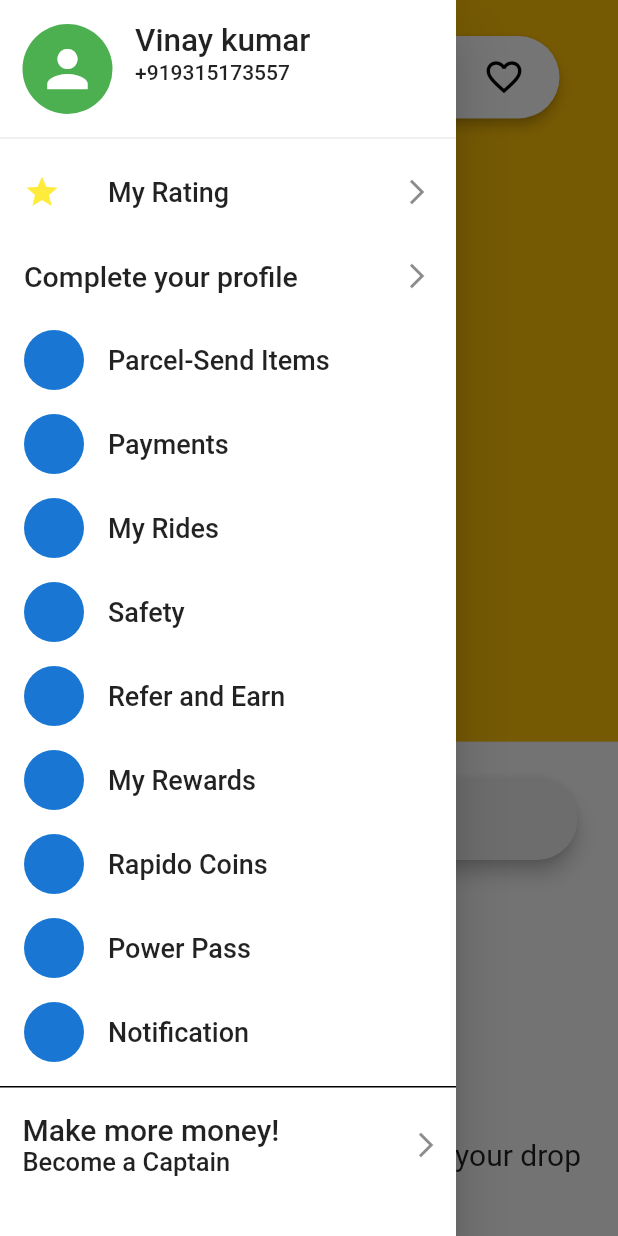
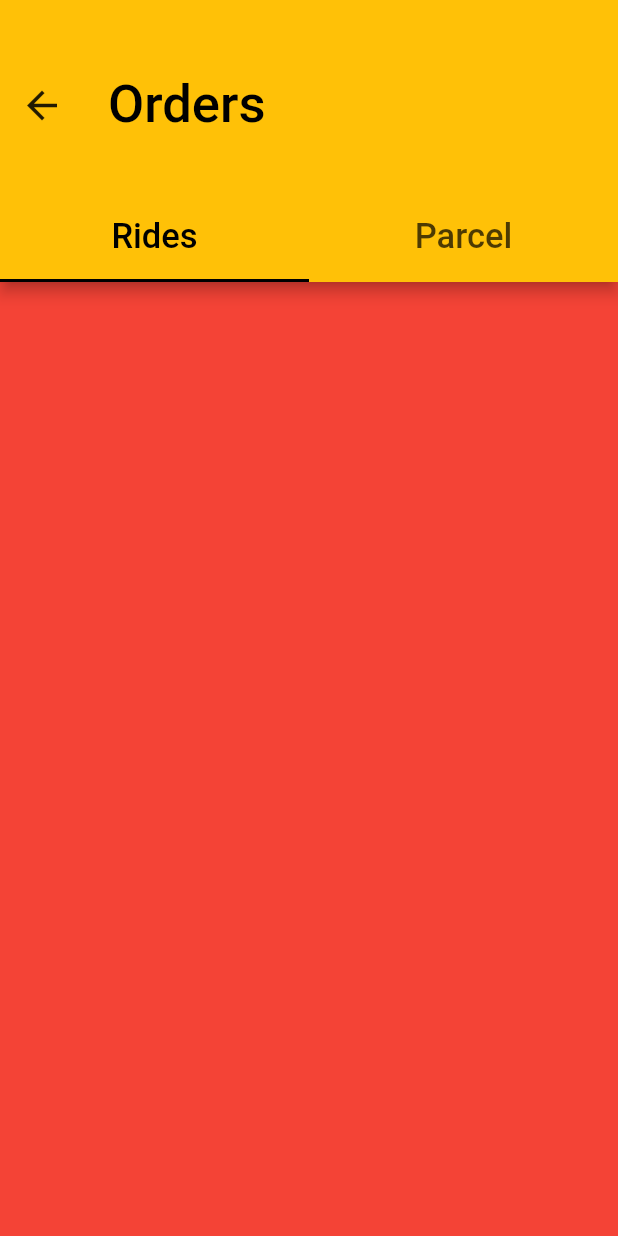
Before and after one commit to vk20020505/rapido, a Flutter app: the screen it shows after launch, after a tap on the "menu" icon, after a tap on "My Rides", on a phone screen of 412 x 824 dp. Run offline on Flutter 3.47's test engine with Material 2 defaults, Android fonts, the phone set to English and light mode, and no system bars; our stand-ins replace carousel_slider, google_fonts.

Commit message:
SettingandMyride

```diff
--- a/lib/main.dart
+++ b/lib/main.dart
@@ -1,4 +1,5 @@
 import 'package:flutter/material.dart';
+import 'package:google_fonts/google_fonts.dart';
 
 import 'screens.dart/home.dart';
 
@@ -25,6 +26,16 @@
             foregroundColor: Colors.black,
 
           ),
+          textTheme: TextTheme(
+            displayMedium: GoogleFonts.lato(fontSize: 28,color: Colors.black,fontWeight: FontWeight.w400),
+            titleSmall: GoogleFonts.lato(fontSize: 19,color: Colors.black,fontWeight: FontWeight.w400),
+            titleMedium: GoogleFonts.ubuntu(fontSize: 18,color: Colors.black54,fontWeight: FontWeight.w400),
+            bodyMedium: GoogleFonts.lato(fontSize: 20,color: Colors.black,fontWeight: FontWeight.w400),
+            bodySmall: GoogleFonts.lato(fontSize: 18,color: Colors.black,fontWeight: FontWeight.w400),
+            labelLarge: GoogleFonts.ubuntu(fontSize: 21,color: Colors.black38,fontWeight: FontWeight.w500),
+            labelMedium: GoogleFonts.ubuntu(fontSize: 19,color: Colors.black,fontWeight: FontWeight.w500),
+            labelSmall: GoogleFonts.mukta(fontSize: 18,color: Colors.black,fontWeight: FontWeight.w400),
+          )
           // primaryColor: Colors.amber
 
         // colorScheme: ColorScheme.fromSeed(seedColor: Colors.deepPurple),
--- a/lib/screens.dart/drawer.dart
+++ b/lib/screens.dart/drawer.dart
@@ -1,14 +1,37 @@
 // import 'dart:html';
 
 import 'package:flutter/material.dart';
+import 'package:rapido/screens.dart/myride.dart';
 import 'package:rapido/screens.dart/notification.dart';
 import 'package:rapido/screens.dart/parcel.dart';
 import 'package:rapido/screens.dart/payment.dart';
 import 'package:rapido/screens.dart/profile.dart';
+import 'package:rapido/screens.dart/refer.dart';
 import 'package:rapido/screens.dart/safety.dart';
+import 'package:rapido/screens.dart/setting.dart';
 
-class drawer extends StatelessWidget {
+class drawer extends StatefulWidget {
   const drawer({super.key});
+
+  @override
+  State<drawer> createState() => _drawerState();
+}
+
+class _drawerState extends State<drawer> {
+  // List<Map<String, dynamic>> drawerItems = [
+  //   {'title': 'Parcel-Send Items','page': const Parcel()},
+  //   {'title': 'Payment','page': const Payment()},
+  //   {'title': 'My Rides','page': MyRides()},
+  //   {'title': 'Safety','page': const Safety()},
+  //   {'title': 'Refer and Earn','page': ReferandEarn()},
+  //   {'title': 'My Rewards','page': Reward()},
+  //   {'title': 'Rapido Coins','page': Coin()},
+  //   {'title': 'Power Pass','page': Powerpass()},
+  //   {'title': 'Notifications','page': Notifications()},
+  //   {'title': 'Claims','page': Claims()},
+  //   {'title': 'Settings','page': Setting()},
+  //   {'title': 'Support','page': Support()},
+  // ];
 
   @override
   Widget build(BuildContext context) {
@@ -19,12 +42,13 @@
           child: ListView(
             children: [
                SizedBox(
-                height: 100,
+                height: 110,
                 child: InkWell(
                   onTap: () {
                     Navigator.push(context, MaterialPageRoute(builder: (context)=>const Profile()));
                   },
-                  child: const DrawerHeader(
+                  child: DrawerHeader(
+                    decoration: BoxDecoration(color: Colors.amber),
                       padding: EdgeInsets.all(15),
                       child: Row(
                         mainAxisAlignment: MainAxisAlignment.start,
@@ -46,12 +70,10 @@
                             crossAxisAlignment: CrossAxisAlignment.start,
                             children: [
                               Text(
-                                "Vinay kumar",
-                                style: TextStyle(
-                                  fontSize: 21,
-                                ),
+                                "Vinay Kumar",
+                                style: Theme.of(context).textTheme.labelMedium
                               ),
-                              Text("+919315173557")
+                              Text("+919315173557",style: Theme.of(context).textTheme.labelSmall,)
                             ],
                           )
                         ],
@@ -64,9 +86,9 @@
                   Icons.star,
                   color: Colors.yellow,
                 ),
-                title: const Text(
+                title:  Text(
                   "My Rating",
-                  style: TextStyle(fontSize: 18),
+                  style: Theme.of(context).textTheme.labelMedium,
                 ),
                 trailing: const Icon(
                   Icons.arrow_forward_ios,
@@ -75,9 +97,9 @@
               ),
               ListTile(
                 onTap: () {},
-                title: const Text(
+                title:  Text(
                   "Complete your profile",
-                  style: TextStyle(fontSize: 19),
+                  style:Theme.of(context).textTheme.labelMedium,
                 ),
                 trailing: const Icon(
                   Icons.arrow_forward_ios,
@@ -106,7 +128,7 @@
                 ),
               ),
               ListTile(
-                onTap: () {},
+                onTap: () {  Navigator.push(context, MaterialPageRoute(builder: (context)=>const Order()));},
                 leading: const CircleAvatar(),
                 title: const Text(
                   "My Rides",
@@ -124,7 +146,7 @@
                 ),
               ),
               ListTile(
-                onTap: () {},
+                onTap: () { Navigator.push(context, MaterialPageRoute(builder: (context)=>const Refer()));},
                 leading: const CircleAvatar(),
                 title: const Text(
                   "Refer and Earn",
@@ -174,7 +196,9 @@
                 ),
               ),
               ListTile(
-                onTap: () {},
+                onTap: () {
+                   Navigator.push(context, MaterialPageRoute(builder: (context)=>const Setting()));
+                },
                 leading: const CircleAvatar(),
                 title: const Text(
                   "Settings",
--- a/lib/screens.dart/home.dart
+++ b/lib/screens.dart/home.dart
@@ -32,14 +32,18 @@
                       onTap: () {
                         _globalKey.currentState!.openDrawer();
                       },
+                      child: Card(
+                        elevation: 5,
+                        shape: CircleBorder(),
                         child: const CircleAvatar(
                             backgroundColor: Colors.white,
-                          radius: 22,
+                            radius: 24,
                             child: Icon(
                               Icons.menu,
                               color: Colors.black,
                               size: 32,
                             )),
+                      ),
                     ),
                   ),
                   Card(
@@ -57,7 +61,7 @@
                         child: Row(
                           mainAxisAlignment: MainAxisAlignment.spaceBetween,
                           children: [
-                            const Row(
+                             Row(
                               children: [
                                 Padding(
                                   padding: EdgeInsets.only(right: 10),
@@ -68,7 +72,7 @@
                                 ),
                                 Text(
                                   "Your Current Location",
-                                  style: TextStyle(fontSize: 17),
+                                  style: Theme.of(context).textTheme.titleSmall,
                                 )
                               ],
                             ),
@@ -174,13 +178,13 @@
             child: const drawer()),
         bottomSheet: Container(
           height: MediaQuery.sizeOf(context).height * .4,
-          padding: const EdgeInsets.symmetric(horizontal: 23, vertical: 20),
+          padding: const EdgeInsets.only(left: 23,right:23, top: 20),
           decoration: BoxDecoration(borderRadius: BorderRadius.circular(20)
               // borderRadius: BorderRadius.only(topRight: Radius.circular(10),topLeft: Radius.circular(10))
               ),
           child: Column(
             crossAxisAlignment: CrossAxisAlignment.center,
-            mainAxisAlignment: MainAxisAlignment.spaceBetween,
+            // mainAxisAlignment: MainAxisAlignment.spaceBetween,
             children: [
               Card(
                 color: Colors.grey.shade200,
@@ -191,7 +195,7 @@
                   height: 55,
                   width: double.infinity,
                   padding: const EdgeInsets.symmetric(horizontal: 20),
-                  child: const Row(
+                  child:  Row(
                     children: [
                       Padding(
                         padding: EdgeInsets.only(right: 10),
@@ -202,16 +206,31 @@
                       ),
                       Text(
                         "Enter Drop Location",
-                        style: TextStyle(fontSize: 20),
+                        style: Theme.of(context).textTheme.titleMedium,
                       )
                     ],
                   ),
                 ),
               ),
-              const Text(
+              // Container(
+              //   width: 210,
+              //   height: 167,
+              //  decoration: BoxDecoration(image: DecorationImage(
+              //   fit: BoxFit.cover,
+              //   image: AssetImage('assets/images/rapido1.jpg')),
+              //   color: Colors.red),
+
+              // ),
+
+            const Image(
+              height: 167,
+              fit: BoxFit.cover,
+              width: 210,
+              image: AssetImage('assets/images/rapido1.jpg')),
+               Text(
                 "Book ride now by searching for your drop location",
                 textAlign: TextAlign.center,
-                style: TextStyle(fontSize: 20),
+                style: Theme.of(context).textTheme.bodyMedium,
               )
             ],
           ),
--- /dev/null
+++ b/lib/screens.dart/myride.dart
@@ -0,0 +1,54 @@
+import 'package:flutter/material.dart';
+
+class Order extends StatefulWidget {
+  const Order({super.key});
+
+  @override
+  State<Order> createState() => _OrderState();
+}
+
+class _OrderState extends State<Order> {
+  @override
+  Widget build(BuildContext context) {
+    return SafeArea(
+      child: DefaultTabController(
+        length: 2,
+        child: Scaffold(
+          appBar: AppBar(
+            toolbarHeight: 140,
+            title: Text("Orders", style: TextStyle(fontSize: 35),),
+          //  automaticallyImplyLeading: false,
+          //  leading: Icon(Icons.arrow_back),
+            bottom: TabBar(
+              labelColor: Colors.black,
+              labelStyle: TextStyle(fontSize: 23),
+              labelPadding: EdgeInsets.only(bottom: 15),
+              indicatorColor: Colors.black,
+              tabs: [
+              Text(
+                "Rides",
+                // style: Theme.of(context).textTheme.labelMedium,
+              ),
+              Text(
+                "Parcel",
+                //  style: Theme.of(context).textTheme.labelMedium,
+              )
+            ]),
+          ),
+          body: TabBarView(children: [
+            Container(
+              height: 100,
+              width: double.infinity,
+              color: Colors.red,
+            ),
+             Container(
+              height: 100,
+              width: double.infinity,
+              color: Colors.blue,
+            )
+          ]),
+        ),
+      ),
+    );
+  }
+}
--- a/lib/screens.dart/parcel.dart
+++ b/lib/screens.dart/parcel.dart
@@ -40,7 +40,7 @@
         drawer: Drawer(
             shape:
                 RoundedRectangleBorder(borderRadius: BorderRadius.circular(0)),
-            backgroundColor: Colors.blue.shade100,
+            // backgroundColor: Colors.blue.shade100,
             child: const drawer()),
         appBar: PreferredSize(
           preferredSize: const Size(double.infinity, 150),
@@ -342,7 +342,7 @@
                     const Divider(thickness: 2,),
                     Container(
                       padding: const EdgeInsets.all(10),
-                      child: const Text("By continuing, you agree to our T&C and there no restricted items in the package. Rapido shall not be liable for any theft/loss/misplacement "),
+                      child: const Text("By continuing, you agree to our T&C and there no restricted items in the package. Rapido shall not be liable for any theft/loss/misplacement ",style: TextStyle(fontSize: 16),),
                     ),
                     Padding(
                       padding: const EdgeInsets.only(left:17.0, right: 17,bottom: 15),
--- a/lib/screens.dart/profile.dart
+++ b/lib/screens.dart/profile.dart
@@ -18,7 +18,7 @@
         body: CustomScrollView(
           slivers: [
             // SliverFadeTransition(opacity: opacity)
-            const SliverAppBar(
+             SliverAppBar(
               actions: [
                 Padding(
                   padding: EdgeInsets.only(right:8),
@@ -33,7 +33,7 @@
                 ),
                     Align(
                       alignment: Alignment.centerRight,
-                      child: Text("Support", style: TextStyle(fontSize: 19),)),
+                      child: Text("Support", style: Theme.of(context).textTheme.labelMedium,)),
                       SizedBox(width: 10,)
               ],
               // collapsedHeight: 140,
@@ -57,7 +57,7 @@
                             alignment: Alignment.bottomLeft,
                             child: Wrap(
                               children: [
-                                Text("Vinay Kumar", style: TextStyle(color: Colors.black),),
+                                Text("Vinay Kumar", style: Theme.of(context).textTheme.displayMedium,),
                                 // Text("+919315173557")
                               ],
                             ),
--- a/pubspec.yaml
+++ b/pubspec.yaml
@@ -36,6 +36,7 @@
   # Use with the CupertinoIcons class for iOS style icons.
   cupertino_icons: ^1.0.2
   carousel_slider: ^4.2.1
+  google_fonts: ^5.1.0
 
 dev_dependencies:
   flutter_test:
@@ -60,8 +61,8 @@
   uses-material-design: true
 
   # To add assets to your application, add an assets section, like this:
-  # assets:
-  #   - images/a_dot_burr.jpeg
+  assets:
+    - assets/images/
   #   - images/a_dot_ham.jpeg
 
   # An image asset can refer to one or more resolution-specific "variants", see
```
Also changed, not shown: lib/screens.dart/notification.dart (+44 -12 lines), lib/screens.dart/payment.dart (+10 -10 lines), lib/screens.dart/refer.dart (added, +42 -0 lines), lib/screens.dart/setting.dart (added, +149 -0 lines), assets/images/rapido1.jpg (added), assets/images/rapido2.jpg (added), lib/screens.dart/coin.dart (added), pubspec.lock, 1 other file. Lines whose indentation alone changed are shown as unchanged.
